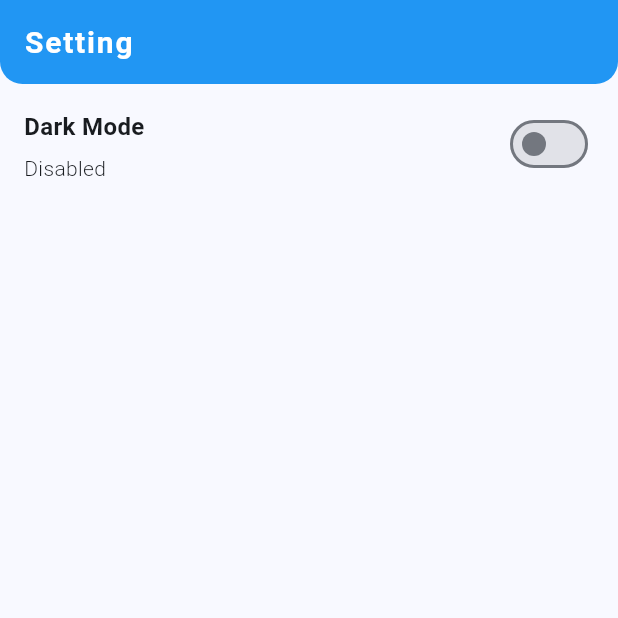
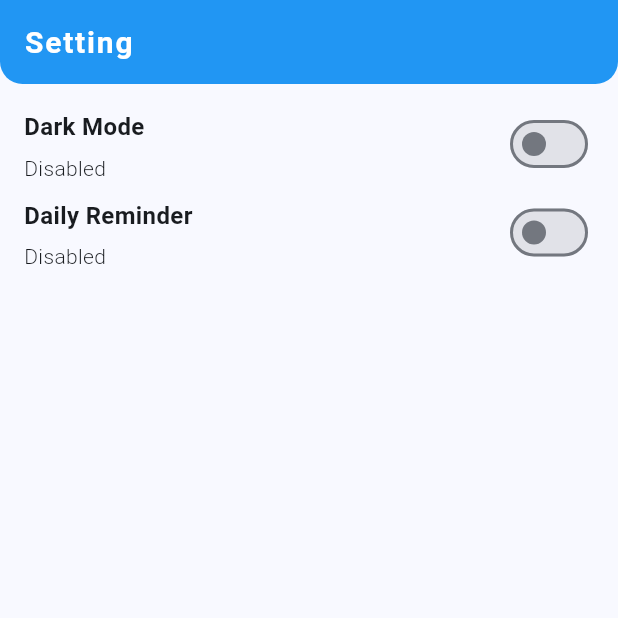
Before and after one commit to zalllrizalll/Resto-Spot, a Flutter app: the SettingPage screen opened directly, on a phone screen of 412 x 824 dp, the top half of it. Run offline on Flutter 3.47's test engine with Material 3 defaults, Android fonts, the phone set to English and light mode, and no system bars; our stand-ins replace flutter_local_notifications, flutter_timezone, google_fonts, shared_preferences, sqflite, timezone; accounts and stored records are empty; network calls fail; Roboto replaces fonts that are missing (Asap).

Commit message:
feat: Create a Daily Reminder setting feature

```diff
--- /dev/null
+++ b/lib/data/model/notification_setting.dart
@@ -0,0 +1,7 @@
+class NotificationSetting {
+  final bool isEnabledNotification;
+
+  NotificationSetting({
+    required this.isEnabledNotification
+  });
+}
--- a/lib/data/model/setting.dart
+++ b/lib/data/model/theme_mode_setting.dart
@@ -1,7 +1,7 @@
-class Setting {
+class ThemeModeSetting {
   final bool isDarkTheme;
 
-  Setting({
+  ThemeModeSetting({
     required this.isDarkTheme
   });
 }
--- a/lib/pages/setting/setting_page.dart
+++ b/lib/pages/setting/setting_page.dart
@@ -1,7 +1,9 @@
 import 'package:flutter/material.dart';
 import 'package:provider/provider.dart';
-import 'package:resto_spot/data/model/setting.dart';
-import 'package:resto_spot/provider/setting/setting_provider.dart';
+import 'package:resto_spot/data/model/notification_setting.dart';
+import 'package:resto_spot/data/model/theme_mode_setting.dart';
+import 'package:resto_spot/provider/notification/notification_provider.dart';
+import 'package:resto_spot/provider/setting/theme_provider.dart';
 import 'package:resto_spot/style/colors/custom_colors.dart';
 
 class SettingPage extends StatefulWidget {
@@ -28,10 +30,16 @@ class _SettingPageState extends State<SettingPage> {
         ),
         body: Padding(
             padding: const EdgeInsets.all(16.0),
-            child: Consumer<SettingProvider>(builder: (_, provider, child) {
-              bool isDarkTheme = provider.setting?.isDarkTheme ?? false;
+            child: Consumer2<ThemeProvider, NotificationProvider>(
+                builder: (context, themeProvider, notificationProvider, child) {
+              bool isDarkTheme = themeProvider.setting?.isDarkTheme ?? false;
+              bool isNotificationEnabled = notificationProvider
+                      .settingNotification?.isEnabledNotification ??
+                  false;
 
-              return Row(
+              return Column(
+                children: [
+                  Row(
                     mainAxisAlignment: MainAxisAlignment.spaceBetween,
                     crossAxisAlignment: CrossAxisAlignment.start,
                     children: [
@@ -59,10 +67,54 @@ class _SettingPageState extends State<SettingPage> {
                       Switch(
                           value: isDarkTheme,
                           onChanged: (value) async {
-                        await provider
-                            .saveSettingTheme(Setting(isDarkTheme: value));
-                        provider.getSettingTheme();
+                            await themeProvider.saveSettingTheme(
+                                ThemeModeSetting(isDarkTheme: value));
+                            themeProvider.getSettingTheme();
+                          }),
+                    ],
+                  ),
+                  const SizedBox.square(dimension: 8),
+                  Row(
+                    mainAxisAlignment: MainAxisAlignment.spaceBetween,
+                    crossAxisAlignment: CrossAxisAlignment.start,
+                    children: [
+                      Expanded(
+                          child: Column(
+                        crossAxisAlignment: CrossAxisAlignment.start,
+                        children: [
+                          Text(
+                            'Daily Reminder',
+                            style: TextStyle(
+                              fontSize: 16,
+                              fontWeight: FontWeight.bold,
+                            ),
+                          ),
+                          const SizedBox.square(dimension: 4),
+                          Text(
+                            isNotificationEnabled ? 'Enabled' : 'Disabled',
+                            style: TextStyle(
+                              fontSize: 14,
+                            ),
+                          )
+                        ],
+                      )),
+                      Switch(
+                          value: isNotificationEnabled,
+                          onChanged: (value) async {
+                            if (value) {
+                              await notificationProvider.requestPermissions();
+                              notificationProvider
+                                  .scheduleDailyElevenAMNotification();
+                            } else {
+                              await notificationProvider.cancelNotification(1);
+                            }
+                            await notificationProvider.saveSettingNotification(
+                                NotificationSetting(
+                                    isEnabledNotification: value));
+                            notificationProvider.getSettingNotification();
                           })
+                    ],
+                  )
                 ],
               );
             })));
--- /dev/null
+++ b/lib/provider/notification/notification_provider.dart
@@ -0,0 +1,55 @@
+import 'package:flutter/material.dart';
+import 'package:resto_spot/data/model/notification_setting.dart';
+import 'package:resto_spot/services/notification_service.dart';
+import 'package:resto_spot/services/setting_service.dart';
+
+class NotificationProvider extends ChangeNotifier {
+  final NotificationService _service;
+  final SettingService _settingService;
+
+  NotificationProvider(this._service, this._settingService);
+
+  int _notificationId = 0;
+  bool? _permission = false;
+  bool? get permission => _permission;
+
+  String _message = '';
+  String get message => _message;
+
+  NotificationSetting? _settingNotification;
+  NotificationSetting? get settingNotification => _settingNotification;
+
+  Future<void> requestPermissions() async {
+    _permission = await _service.requestPermissions();
+    notifyListeners();
+  }
+
+  void scheduleDailyElevenAMNotification() {
+    _notificationId += 1;
+    _service.scheduleDailyElevenAMNotification(id: _notificationId);
+  }
+
+  Future<void> cancelNotification(int id) async {
+    await _service.cancelNotification(id);
+  }
+
+  Future<void> saveSettingNotification(NotificationSetting setting) async {
+    try {
+      await _settingService.saveSettingNotification(setting);
+      _message = 'Success to save setting notification';
+    } catch (e) {
+      _message = 'Failed to save setting notification';
+    }
+    notifyListeners();
+  }
+
+  void getSettingNotification() {
+    try {
+      _settingNotification = _settingService.getSettingNotification();
+      _message = 'Success to get setting notification';
+    } catch (e) {
+      _message = 'Failed to get setting notification';
+    }
+    notifyListeners();
+  }
+}
--- a/lib/provider/setting/setting_provider.dart
+++ b/lib/provider/setting/theme_provider.dart
@@ -1,19 +1,19 @@
 import 'package:flutter/material.dart';
-import 'package:resto_spot/data/model/setting.dart';
+import 'package:resto_spot/data/model/theme_mode_setting.dart';
 import 'package:resto_spot/services/setting_service.dart';
 
-class SettingProvider extends ChangeNotifier {
+class ThemeProvider extends ChangeNotifier {
   final SettingService _service;
 
-  SettingProvider(this._service);
+  ThemeProvider(this._service);
 
   String _message = '';
   String get message => _message;
 
-  Setting? _setting;
-  Setting? get setting => _setting;
+  ThemeModeSetting? _setting;
+  ThemeModeSetting? get setting => _setting;
 
-  Future<void> saveSettingTheme(Setting setting) async {
+  Future<void> saveSettingTheme(ThemeModeSetting setting) async {
     try {
       await _service.saveSettingTheme(setting);
       _message = 'Success to save setting theme';
--- a/pubspec.yaml
+++ b/pubspec.yaml
@@ -14,6 +14,9 @@ dependencies:
   google_fonts:
   sqflite:
   shared_preferences:
+  flutter_local_notifications:
+  flutter_timezone:
+  timezone:
 
 dev_dependencies:
   flutter_test:
```
Also changed, not shown: lib/main.dart (+16 -4 lines), lib/services/notification_service.dart (added, +142 -0 lines), lib/services/setting_service.dart (+21 -4 lines), pubspec.lock, 8 other files. Lines whose indentation alone changed are shown as unchanged.
